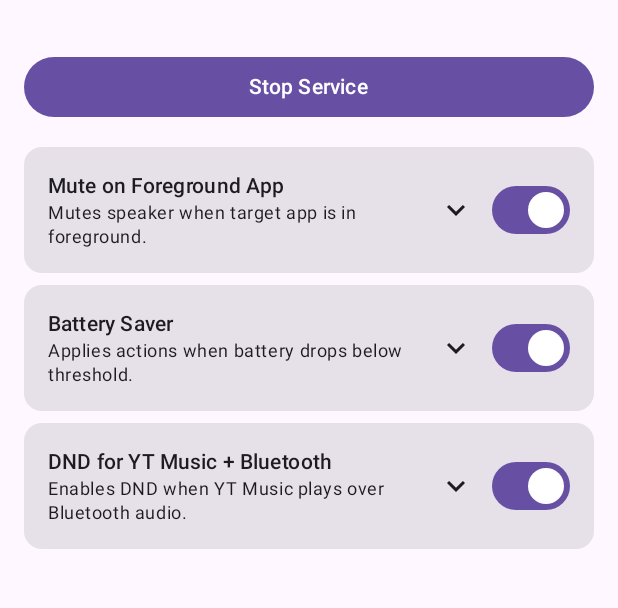
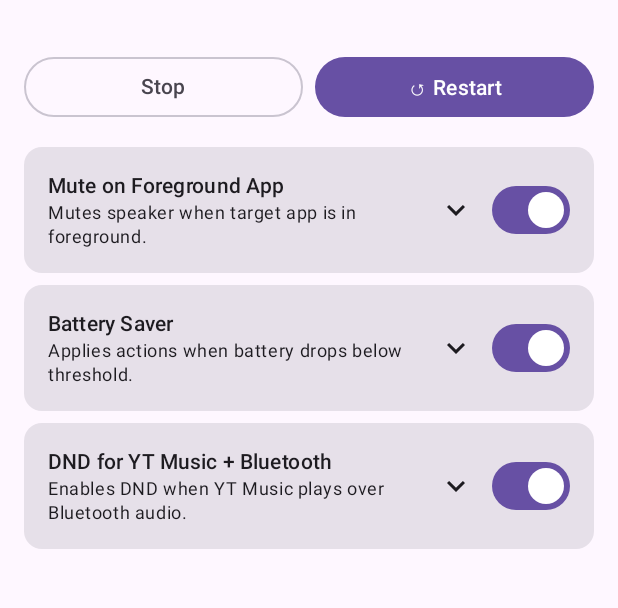
Before and after one commit to herchenmx/android-automation-app, an Android app built with Jetpack Compose: the composable RuleListScreen shown on its own in the app's theme, after a tap on "Start Service", on a phone screen of 412 x 824 dp, the part 69-677 px from its top. Run offline under Robolectric (Android 15) with nearby library versions, the phone set to English and light mode, and no system bars.

Commit message:
Add restart button with config-change detection
When the service is running, the Start button is replaced by Stop +
Restart side by side. If any config is changed while the service is
running (target app, threshold, battery actions, BT device), the top-bar
status changes to "● Restart needed" and the Restart button turns red
labelled "↺ Apply Changes" to make it obvious. Restart stops the service,
waits 600ms for onDestroy to complete, then starts it again so it picks
up the new prefs. The buttons are disabled while restarting to prevent
double-tapping.

Co-Authored-By: Claude Sonnet 4.6 <noreply@anthropic.com>
Claude-Session: https://claude.ai/code/session_01LBA3td9mDgyGi79yt1L9wq

```diff
--- a/app/src/main/java/com/herchenmx/automationapp/ui/RuleListScreen.kt
+++ b/app/src/main/java/com/herchenmx/automationapp/ui/RuleListScreen.kt
@@ -27,6 +27,8 @@ import androidx.core.content.ContextCompat
 import com.herchenmx.automationapp.service.AutomationForegroundService
 import com.herchenmx.automationapp.util.AppPreferences
 import kotlinx.coroutines.Dispatchers
+import kotlinx.coroutines.delay
+import kotlinx.coroutines.launch
 import kotlinx.coroutines.withContext
 import kotlin.math.roundToInt
 
@@ -34,8 +36,10 @@ import kotlin.math.roundToInt
 @Composable
 fun RuleListScreen() {
     val context = LocalContext.current
+    val scope = rememberCoroutineScope()
 
     var serviceRunning by remember { mutableStateOf(false) }
+    var restarting by remember { mutableStateOf(false) }
 
     // Rule 1
     var rule1Enabled by remember { mutableStateOf(true) }
@@ -59,6 +63,33 @@ fun RuleListScreen() {
 
     val btPermLauncher = rememberLauncherForActivityResult(ActivityResultContracts.RequestPermission()) { granted ->
         if (granted) showBtPicker = true
+    }
+
+    // Snapshot of config that was last applied when the service was (re)started.
+    val currentConfig = "$targetApp|$batteryThreshold|$batterySaverAutoSync|$batterySaverBrightness|$btTargetAddress"
+    var appliedConfig by remember { mutableStateOf(currentConfig) }
+    val configDirty = serviceRunning && currentConfig != appliedConfig
+
+    fun startService() {
+        context.startForegroundService(Intent(context, AutomationForegroundService::class.java))
+        serviceRunning = true
+        appliedConfig = currentConfig
+    }
+
+    fun stopService() {
+        context.stopService(Intent(context, AutomationForegroundService::class.java))
+        serviceRunning = false
+    }
+
+    fun restartService() {
+        restarting = true
+        scope.launch {
+            context.stopService(Intent(context, AutomationForegroundService::class.java))
+            delay(600L)
+            context.startForegroundService(Intent(context, AutomationForegroundService::class.java))
+            appliedConfig = currentConfig
+            restarting = false
+        }
     }
 
     if (showAppPicker) {
@@ -88,11 +119,19 @@ fun RuleListScreen() {
             TopAppBar(
                 title = { Text("Automation Rules") },
                 actions = {
-                    Text(
-                        text = if (serviceRunning) "● Running" else "○ Stopped",
-                        color = if (serviceRunning) MaterialTheme.colorScheme.primary else MaterialTheme.colorScheme.error,
-                        modifier = Modifier.padding(end = 16.dp),
-                    )
+                    val statusText = when {
+                        restarting    -> "↺ Restarting"
+                        configDirty   -> "● Restart needed"
+                        serviceRunning -> "● Running"
+                        else          -> "○ Stopped"
+                    }
+                    val statusColor = when {
+                        restarting     -> MaterialTheme.colorScheme.tertiary
+                        configDirty    -> MaterialTheme.colorScheme.error
+                        serviceRunning -> MaterialTheme.colorScheme.primary
+                        else           -> MaterialTheme.colorScheme.error
+                    }
+                    Text(statusText, color = statusColor, modifier = Modifier.padding(end = 16.dp))
                 },
             )
         }
@@ -103,18 +142,34 @@ fun RuleListScreen() {
             contentPadding = PaddingValues(vertical = 16.dp),
         ) {
             item {
-                Button(
-                    onClick = {
-                        if (!serviceRunning) {
-                            context.startForegroundService(Intent(context, AutomationForegroundService::class.java))
-                        } else {
-                            context.stopService(Intent(context, AutomationForegroundService::class.java))
+                if (!serviceRunning) {
+                    Button(
+                        onClick = { startService() },
+                        modifier = Modifier.fillMaxWidth(),
+                        enabled = !restarting,
+                    ) {
+                        Text("Start Service")
+                    }
+                } else {
+                    Row(horizontalArrangement = Arrangement.spacedBy(8.dp)) {
+                        OutlinedButton(
+                            onClick = { stopService() },
+                            modifier = Modifier.weight(1f),
+                            enabled = !restarting,
+                        ) {
+                            Text("Stop")
                         }
-                        serviceRunning = !serviceRunning
-                    },
-                    modifier = Modifier.fillMaxWidth(),
-                ) {
-                    Text(if (serviceRunning) "Stop Service" else "Start Service")
+                        Button(
+                            onClick = { restartService() },
+                            modifier = Modifier.weight(1f),
+                            enabled = !restarting,
+                            colors = if (configDirty) ButtonDefaults.buttonColors(
+                                containerColor = MaterialTheme.colorScheme.error
+                            ) else ButtonDefaults.buttonColors(),
+                        ) {
+                            Text(if (restarting) "Restarting…" else if (configDirty) "↺ Apply Changes" else "↺ Restart")
+                        }
+                    }
                 }
                 Spacer(Modifier.height(8.dp))
             }
```
